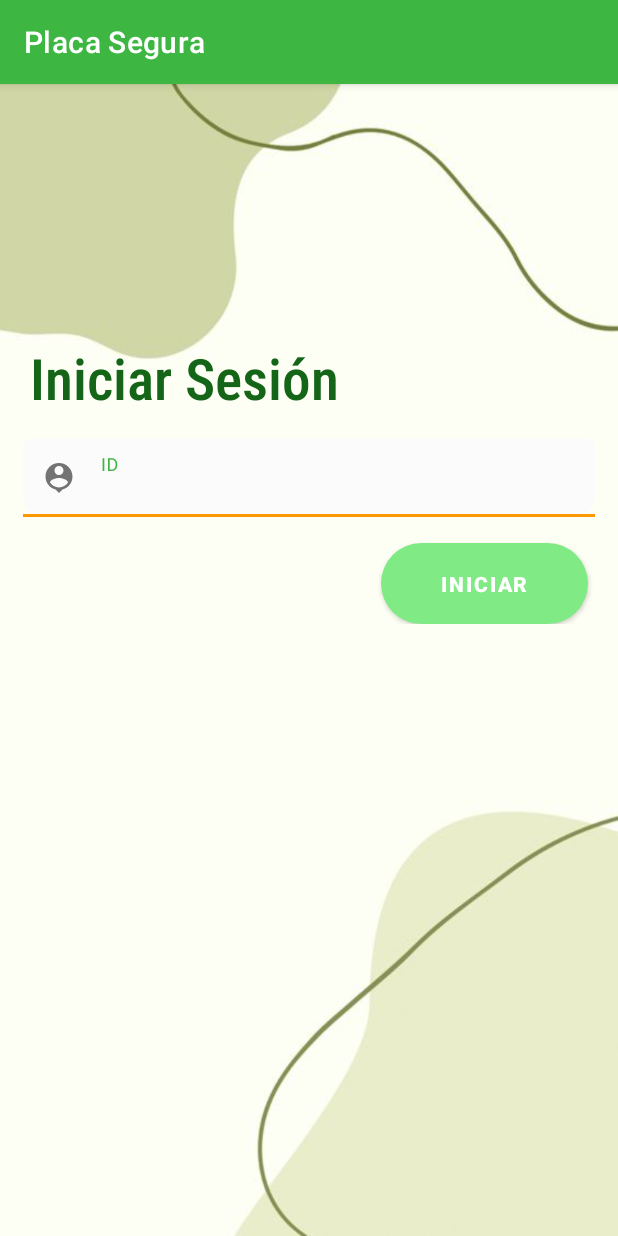
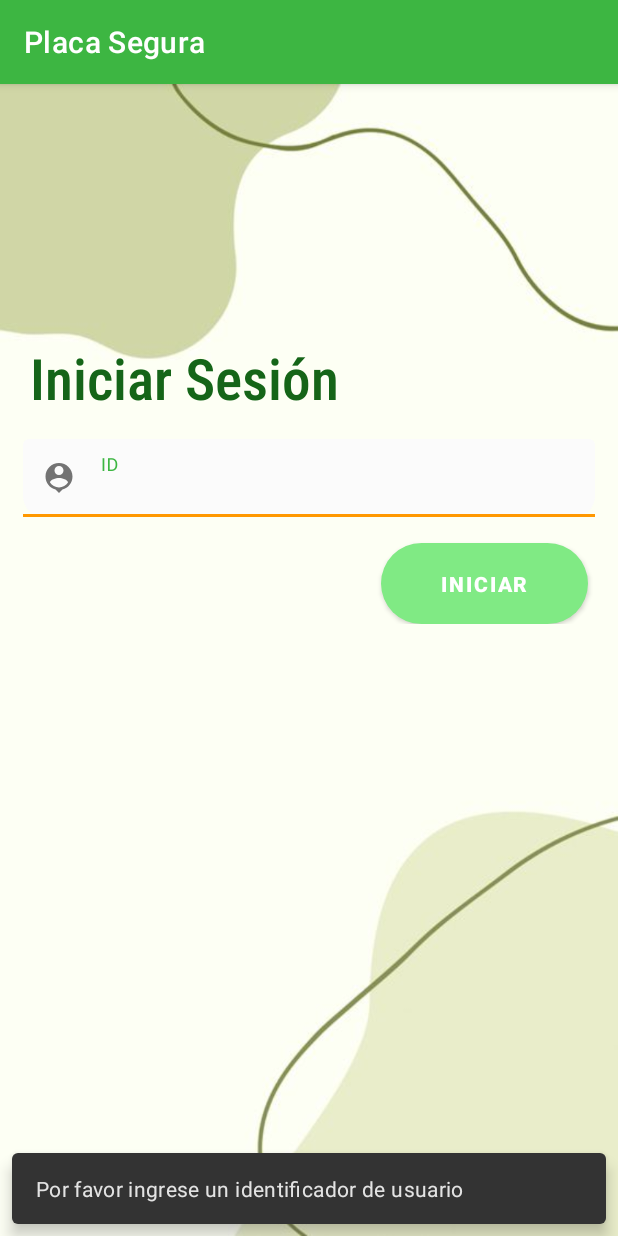
Before and after one commit to Mario011099/SafeCarPLate, an Android app: the screen it shows after launch (Login), after a tap on "INICIAR", on a phone screen of 412 x 824 dp. Run offline under Robolectric (Android 15) with nearby library versions, the phone set to English and light mode, and no system bars; network calls fail; 1 statement that could not run was skipped.

Commit message:
Cambio de color-cambio icono
corrección mainActivity, cambio orden menu

```diff
--- a/app/src/main/java/com/example/safe_car_plate/ui/activities/Login.kt
+++ b/app/src/main/java/com/example/safe_car_plate/ui/activities/Login.kt
@@ -40,7 +40,13 @@ class Login : AppCompatActivity() {
         val txt = binding.txtUser
         binding.buttonLogin.setOnClickListener {
             val txtUser = binding.txtUser.text.toString()
-            val identificador= txtUser.toInt()
+            val identificador= txtUser.toIntOrNull()
+            if(identificador==null){
+                Snackbar.make(
+                    txt, "Por favor ingrese un identificador de usuario",
+                    Snackbar.LENGTH_SHORT
+                ).show()
+            }else{
                 lifecycleScope.launch(Dispatchers.Main) {
                     val c = UsersC().getUsersC()
                     for(item in c){
@@ -59,4 +65,6 @@ class Login : AppCompatActivity() {
 
                 }}
             }
+
     }
+}
--- a/app/src/main/java/com/example/safe_car_plate/ui/activities/MainActivity.kt
+++ b/app/src/main/java/com/example/safe_car_plate/ui/activities/MainActivity.kt
@@ -38,7 +38,8 @@ class MainActivity : AppCompatActivity() {
      fun replaceFragment( fragment: Fragment){
         val fragmentManager = supportFragmentManager
         val fragmentTransaction = fragmentManager.beginTransaction()
-        fragmentTransaction.replace(R.id.frame_layout, fragment)
+        fragmentTransaction.replace(binding.frameLayout.id, fragment)
+         fragmentTransaction.addToBackStack(null)
         fragmentTransaction.commit()
     }
 }
--- a/app/src/main/res/layout/activity_splash.xml
+++ b/app/src/main/res/layout/activity_splash.xml
@@ -10,11 +10,11 @@
 
     <ImageView
         android:id="@+id/imageView"
-        android:layout_width="200dp"
-        android:layout_height="200dp"
+        android:layout_width="400dp"
+        android:layout_height="414dp"
         app:layout_constraintBottom_toBottomOf="parent"
         app:layout_constraintEnd_toEndOf="parent"
         app:layout_constraintStart_toStartOf="parent"
         app:layout_constraintTop_toTopOf="parent"
-        app:srcCompat="@drawable/icono" />
+        app:srcCompat="@drawable/iconsinf" />
 </androidx.constraintlayout.widget.ConstraintLayout>
--- a/app/src/main/res/values/colors.xml
+++ b/app/src/main/res/values/colors.xml
@@ -17,6 +17,7 @@
     <color name="splashColor">#80D584</color>
     <color name="nav_bottom">#80D584</color>
     <color name="bottoms">#53BD58</color>
+    <color name="items">#D2AEEDB1</color>
     <color name="colorBrand">#9898A2</color>
     <color name="colorDark">#27272A</color>
     <color name="colorMid">#E4E4E7</color>
--- a/app/src/main/res/values/strings.xml
+++ b/app/src/main/res/values/strings.xml
@@ -31,6 +31,7 @@
     <string name="informacion_fiscalia">Informacion Fiscalía</string>
     <string name="existe_la_placa">¿Existe la Placa?</string>
     <string name="placa_no_ingresada">Placa no ingresada</string>
+    <string name="placa_no_existe">Placa no existe</string>
     <string name="anio_modelo">Año de Modelo</string>
     <string name="anio_ultimo_pago">Año Ultimo Pago</string>
     <string name="clase_vehiculo">Clase de Vehículo</string>
```
Also changed, not shown: app/src/main/java/com/example/safe_car_plate/ui/fragments/crimes.kt (+11 -1 lines), app/src/main/res/layout/item_consejos.xml (+6 -6 lines), app/src/main/res/menu/navigation_bottom.xml (+5 -4 lines), app/src/main/res/drawable/icono2.png (added), app/src/main/res/drawable/iconsinf.png (added). Lines whose indentation alone changed are shown as unchanged.
